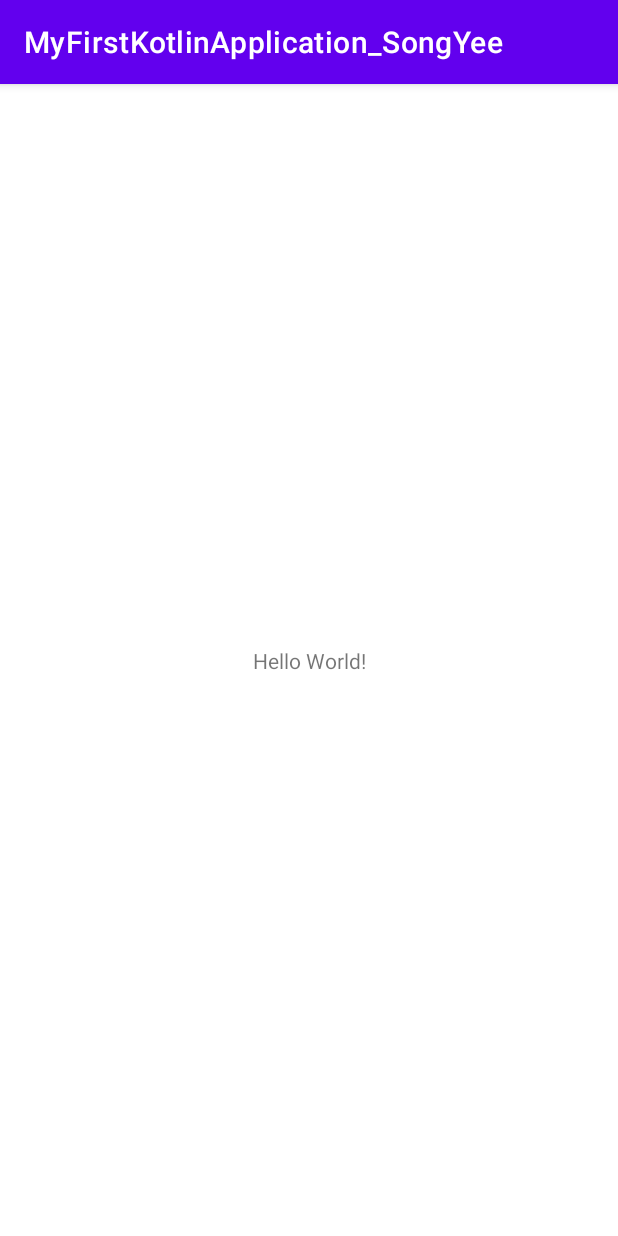
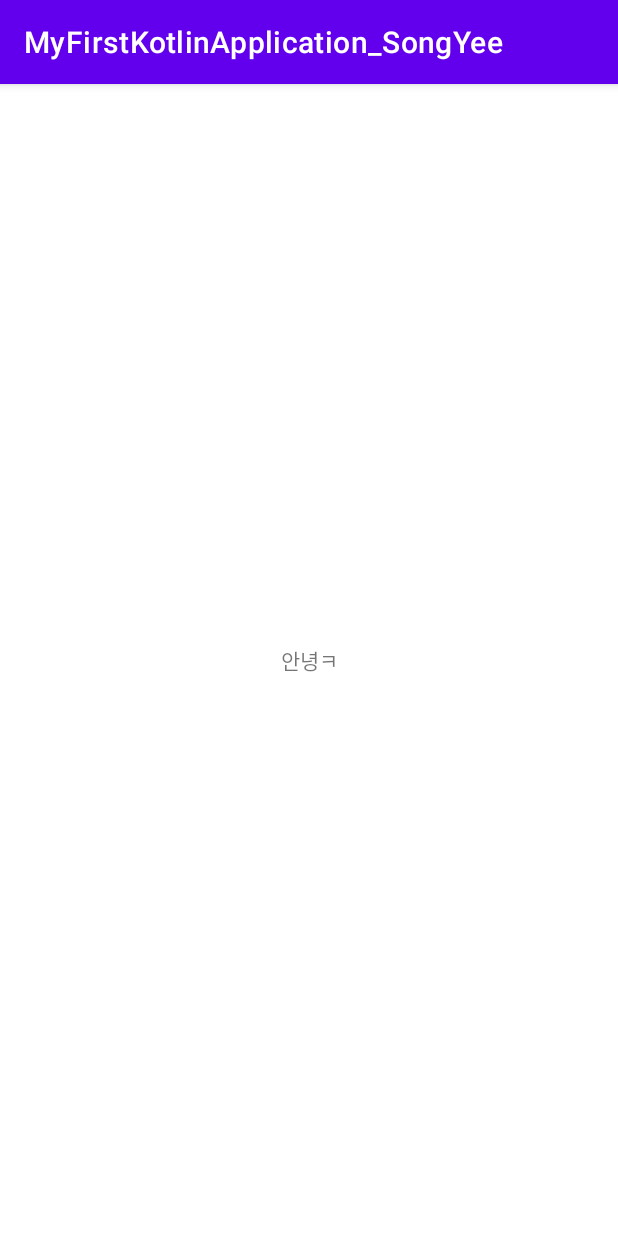
Before and after one commit to minnnnnnni/MyFirstKotlinApplication_SongYee, an Android app: the screen it shows after launch (MainActivity), on a phone screen of 412 x 824 dp. Run offline under Robolectric (Android 15) with nearby library versions, the phone set to English and light mode, and no system bars.

Commit message:
환영 문구 변경

```diff
--- a/app/src/main/res/layout/activity_main.xml
+++ b/app/src/main/res/layout/activity_main.xml
@@ -9,7 +9,7 @@
     <TextView
         android:layout_width="wrap_content"
         android:layout_height="wrap_content"
-        android:text="Hello World!"
+        android:text="안녕ㅋ"
         app:layout_constraintBottom_toBottomOf="parent"
         app:layout_constraintEnd_toEndOf="parent"
         app:layout_constraintStart_toStartOf="parent"
```
